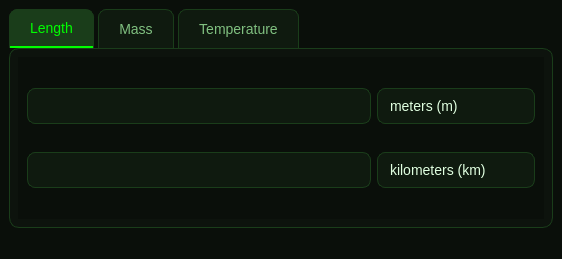
Fortennn/QT-Labs, file Converter/mainwindow.ui: the form before one commit.
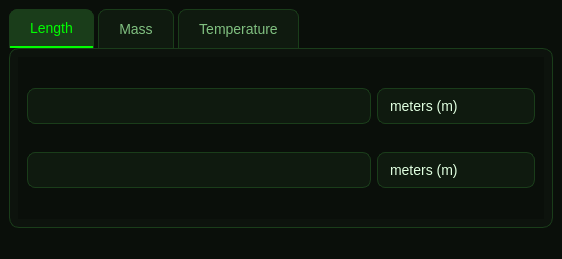
The form after the commit.

```diff
--- a/Converter/mainwindow.ui
+++ b/Converter/mainwindow.ui
@@ -203,7 +203,7 @@
             </property>
             <item>
              <property name="text">
-              <string>kilometers (km)</string>
+              <string>meters (m)</string>
              </property>
             </item>
             <item>
```
Left out of the diff: 36 changed lines with no effect on the pictures.
